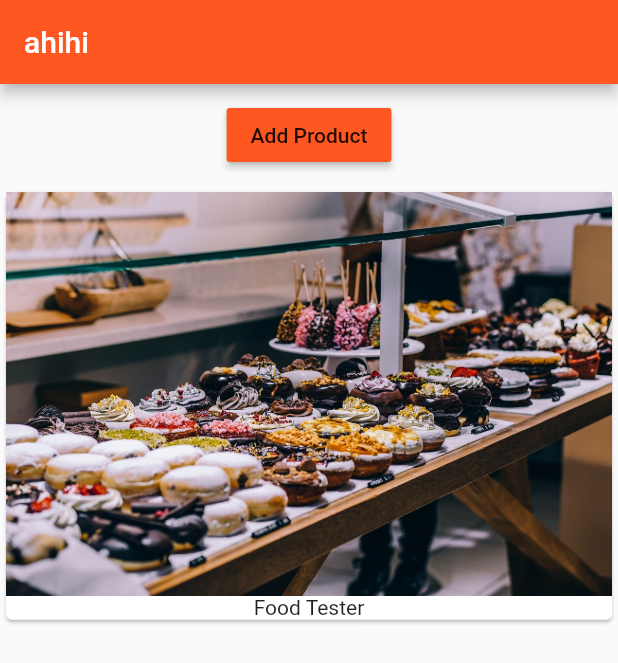
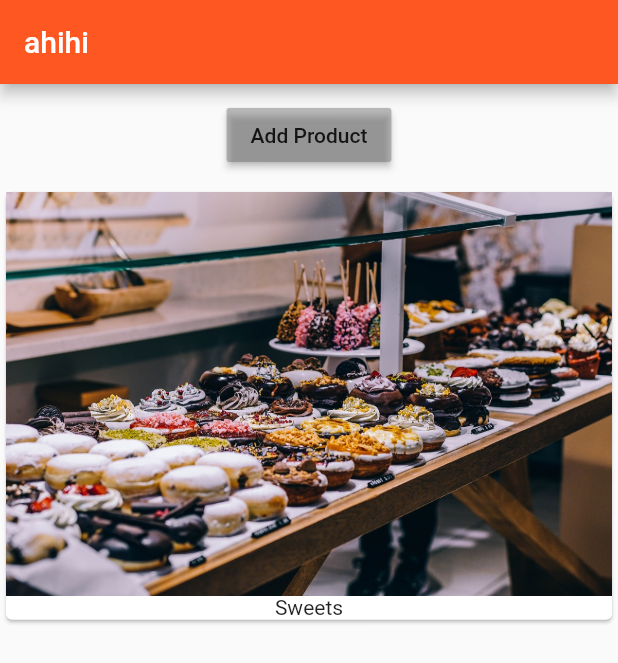
Before and after one commit to quydau35/flutter_course, a Flutter app: the screen it shows after launch, after a tap on "Add Product", on a phone screen of 412 x 824 dp. Shown: the top 663 px of the screen. Run offline on Flutter 3.47's test engine with Material 2 defaults, Android fonts, the phone set to English and light mode, and no system bars.

```diff
--- a/lib/main.dart
+++ b/lib/main.dart
@@ -25,7 +25,7 @@ class MyApp extends StatelessWidget {
         appBar: AppBar(
           title: Text('ahihi'),
         ),
-        body: ProductManager(startingProduct: 'Food Tester'),
+        body: ProductManager(),
       ),
     );
   }
--- a/lib/product_control.dart
+++ b/lib/product_control.dart
@@ -8,11 +8,11 @@ class ProductControl extends StatelessWidget {
   @override
   Widget build(BuildContext context) {
     return RaisedButton(
-            color: Theme.of(context).primaryColor,
-            onPressed: () {
-              updateProducts('Sweets');
-            },
-            child: Text('Add Product'),
-          );
+      color: Color.fromARGB(100, 100, 100, 100),
+      onPressed: () {
+        updateProducts('Sweets');
+      },
+      child: Text('Add Product'),
+    );
   }
 }
--- a/lib/product_manager.dart
+++ b/lib/product_manager.dart
@@ -6,7 +6,7 @@ import './product_control.dart';
 class ProductManager extends StatefulWidget {
   // ProductManager({Key key}) : super(key: key);
   final String startingProduct;
-  ProductManager({this.startingProduct = 'Sweets Tester'});
+  ProductManager({this.startingProduct});
   @override
   _ProductManagerState createState() {
     // print('[ProDuctManager Widget] createState()');
@@ -23,7 +23,9 @@ class _ProductManagerState extends State<ProductManager> {
     //  null;
     // });
     // print('[ProDuctManager State] initState()');
-    _products.add(widget.startingProduct);
+    if (widget.startingProduct != null) {
+      _products.add(widget.startingProduct);
+    }
     super.initState();
   }
 
--- a/lib/products.dart
+++ b/lib/products.dart
@@ -21,9 +21,20 @@ class Products extends StatelessWidget {
   @override
   Widget build(BuildContext context) {
     // print('[Products Widget] build()');
-    return ListView.builder(
-      itemBuilder: _buildProductItem,
-      itemCount: (products.length - 1),
-    );
+    Widget productCard;
+
+    if (products.length > 0) {
+      productCard = ListView.builder(
+        itemBuilder: _buildProductItem,
+        itemCount: (products.length),
+      );
+    } else {
+      // productCard = Center(
+      //   child: Text('No products found, please add some'),
+      // );
+      productCard = Container();
+    }
+
+    return productCard;
   }
 }
```
